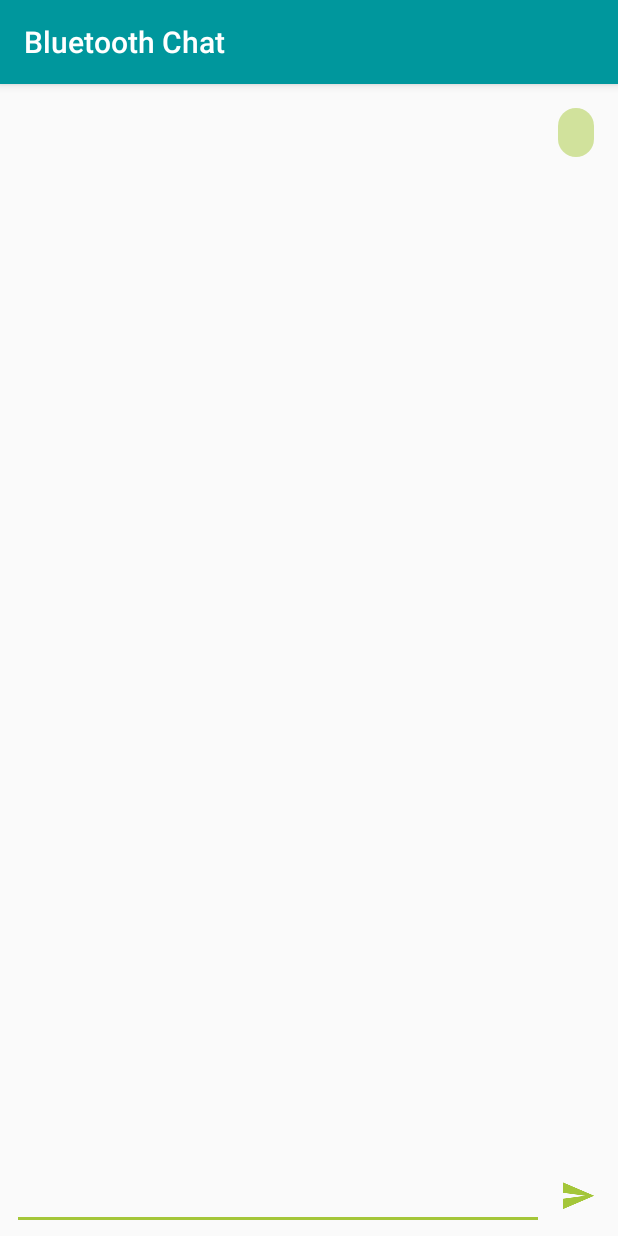
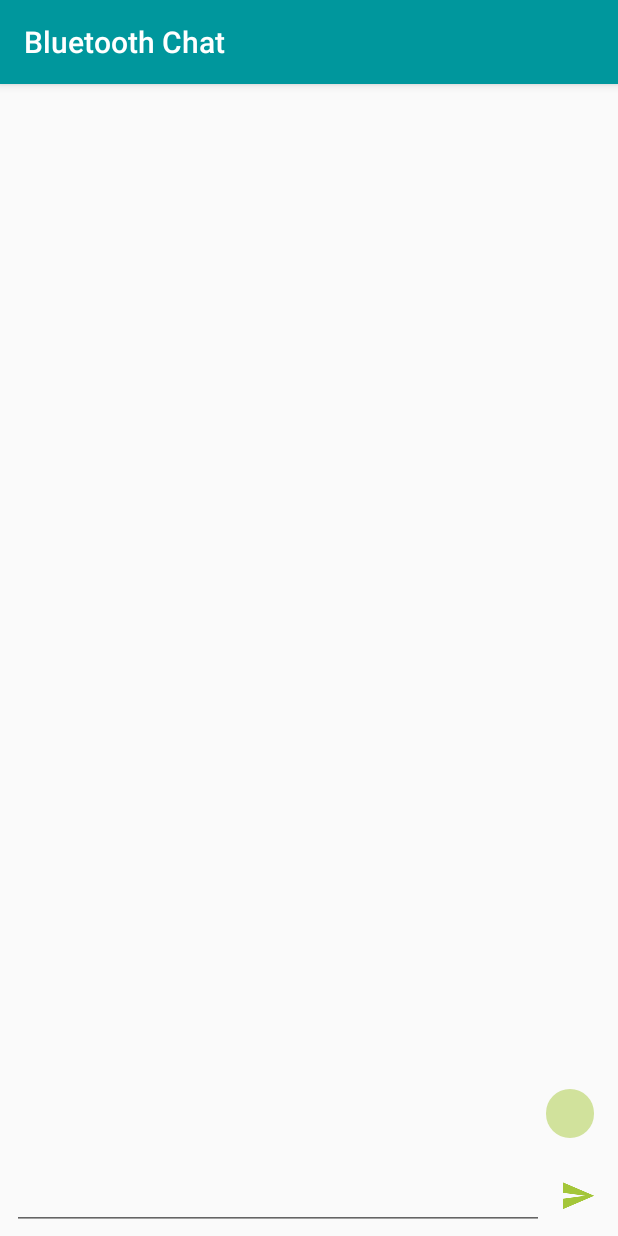
Before and after one commit to lucazanrosso/BluetoothChat, an Android app: the ChatActivity screen opened directly, with no data from a screen before it, after a tap on "Send Button", on a phone screen of 412 x 824 dp. Run offline under Robolectric (Android 15) with nearby library versions, the light colour scheme and no system bars; 1 statement that could not run was skipped.

Commit message:
Rebuild completely ChatActivity using RecyclerView and ConstraintLayout

```diff
--- a/app/build.gradle
+++ b/app/build.gradle
@@ -25,7 +25,8 @@ dependencies {
         exclude group: 'com.android.support', module: 'support-annotations'
     })
     compile 'com.android.support:appcompat-v7:26.1.0'
-    compile 'com.android.support.constraint:constraint-layout:1.1.0-beta3'
+    compile 'com.android.support:recyclerview-v7:26.1.0'
+    compile 'com.android.support.constraint:constraint-layout:1.1.0-beta5'
     testCompile 'junit:junit:4.12'
 }
 
--- a/app/src/main/AndroidManifest.xml
+++ b/app/src/main/AndroidManifest.xml
@@ -18,7 +18,8 @@
                 <category android:name="android.intent.category.LAUNCHER" />
             </intent-filter>
         </activity>
-        <activity android:name=".ChatActivity">
+        <activity android:name=".ChatActivity"
+            android:windowSoftInputMode="adjustPan">
             <!-- The meta-data tag is required if you support API level 15 and lower -->
             <meta-data
                 android:name="android.support.PARENT_ACTIVITY"
--- a/app/src/main/java/com/lucazanrosso/bluetoothchat/ChatActivity.java
+++ b/app/src/main/java/com/lucazanrosso/bluetoothchat/ChatActivity.java
@@ -1,46 +1,71 @@
 package com.lucazanrosso.bluetoothchat;
 
 import java.io.IOException;
+import java.util.ArrayList;
 
 import android.support.v7.app.AppCompatActivity;
 import android.os.Bundle;
 import android.os.Handler;
+import android.support.v7.widget.LinearLayoutManager;
+import android.support.v7.widget.RecyclerView;
 import android.view.View;
 import android.widget.EditText;
 import android.widget.LinearLayout;
 import android.widget.ScrollView;
 import android.widget.TextView;
+import android.widget.Toast;
 
 public class ChatActivity extends AppCompatActivity {
 
     public final int MESSAGE_READ = 1;
 
     LinearLayout conversationLayout;
+    ScrollView scrollview;
+
+    ArrayList<Message> chat = new ArrayList<>();
+    private RecyclerView mRecyclerView;
+    private RecyclerView.Adapter mAdapter;
+    private RecyclerView.LayoutManager mLayoutManager;
 
     @Override
     public void onCreate(Bundle savedInstanceState) {
         super.onCreate(savedInstanceState);
 
         setContentView(R.layout.activity_chat);
+//        scrollview = findViewById(R.id.scrollview);
 
-        conversationLayout = (LinearLayout) findViewById(R.id.layout_conversation);
+        mRecyclerView = findViewById(R.id.my_recycler_view);
+        mRecyclerView.setHasFixedSize(true);
+        mLayoutManager = new LinearLayoutManager(this);
+        mRecyclerView.setLayoutManager(mLayoutManager);
+        mAdapter = new ChatAdapter(chat);
+        mRecyclerView.setAdapter(mAdapter);
+
+//        conversationLayout = findViewById(R.id.layout_conversation);
         MainActivity.mHandler = new Handler() {
             public void handleMessage(android.os.Message msg) {
                 switch (msg.what) {
                     case MESSAGE_READ:
                         byte[] readBuf = (byte[]) msg.obj;
                         String readString = new String(readBuf, 0, msg.arg1);
-                        View inflatedLayout = getLayoutInflater().inflate(R.layout.text_view_received,conversationLayout, false);
-                        TextView textView = (TextView) inflatedLayout.findViewById(R.id.textview_receive);
-                        textView.setText(readString);
-                        conversationLayout.addView(inflatedLayout);
-                        final ScrollView scrollview = ((ScrollView) findViewById(R.id.scrollview));
-                        scrollview.post(new Runnable() {
-                            @Override
-                            public void run() {
-                                scrollview.fullScroll(ScrollView.FOCUS_DOWN);
-                            }
-                        });
+//                        View inflatedLayout = getLayoutInflater().inflate(R.layout.text_view_received,conversationLayout, false);
+//                        TextView textView = inflatedLayout.findViewById(R.id.textview_received);
+//                        textView.setText(readString);
+//                        conversationLayout.addView(inflatedLayout);
+//
+//                        scrollview.post(new Runnable() {
+//                            @Override
+//                            public void run() {
+//                                scrollview.fullScroll(ScrollView.FOCUS_DOWN);
+//                            }
+//                        });
+
+                        Toast.makeText(getApplicationContext(), readString, Toast.LENGTH_SHORT).show();
+                        chat.add(new Message(readString, 1));
+//                        mAdapter.notifyItemInserted(chat.size() - 1);
+                        mAdapter.notifyDataSetChanged();
+                        mRecyclerView.scrollToPosition(chat.size() - 1);
+
                         break;
                 }
             }
@@ -48,21 +73,42 @@ public class ChatActivity extends AppCompatActivity {
     }
 
     public void sendMessage(View view) {
-        EditText editText = (EditText) findViewById(R.id.text_edit);
+        EditText editText = findViewById(R.id.text_edit);
         String message = editText.getText().toString();
         MainActivity.mConnectedThread.write(message);
         editText.setText(null);
-        View inflatedLayout = getLayoutInflater().inflate(R.layout.text_view_sent, conversationLayout, false);
-        TextView textView = (TextView) inflatedLayout.findViewById(R.id.textview_send);
-        textView.setText(message);
-        conversationLayout.addView(inflatedLayout);
-        final ScrollView scrollview = ((ScrollView) findViewById(R.id.scrollview));
-        scrollview.post(new Runnable() {
-            @Override
-            public void run() {
-                scrollview.fullScroll(ScrollView.FOCUS_DOWN);
-            }
-        });
+//        View inflatedLayout = getLayoutInflater().inflate(R.layout.text_view_sent, conversationLayout, false);
+//        TextView textView = inflatedLayout.findViewById(R.id.textview_sent);
+//        textView.setText(message);
+//        conversationLayout.addView(inflatedLayout);
+//        final ScrollView scrollview = findViewById(R.id.scrollview);
+//        scrollview.post(new Runnable() {
+//            @Override
+//            public void run() {
+//                scrollview.fullScroll(ScrollView.FOCUS_DOWN);
+//            }
+//        });
+
+        chat.add(new Message(message, 0));
+//        mAdapter.notifyItemInserted(chat.size() - 1);
+        mAdapter.notifyDataSetChanged();
+        mRecyclerView.scrollToPosition(chat.size() - 1);
+
+    }
+
+    public void scrollDown(View view) {
+//        final Handler handler = new Handler();
+//        handler.postDelayed(new Runnable() {
+//            @Override
+//            public void run() {
+//                scrollview.post(new Runnable() {
+//                    @Override
+//                    public void run() {
+//                        scrollview.fullScroll(ScrollView.FOCUS_DOWN);
+//                    }
+//                });
+//            }
+//        }, 200);
     }
 
     @Override
@@ -77,4 +123,5 @@ public class ChatActivity extends AppCompatActivity {
             }
         }
     }
+
 }
--- /dev/null
+++ b/app/src/main/java/com/lucazanrosso/bluetoothchat/ChatAdapter.java
@@ -0,0 +1,70 @@
+package com.lucazanrosso.bluetoothchat;
+
+import android.support.v7.widget.RecyclerView;
+import android.view.LayoutInflater;
+import android.view.View;
+import android.view.ViewGroup;
+import android.widget.TextView;
+
+import java.util.ArrayList;
+
+public class ChatAdapter extends RecyclerView.Adapter<ChatAdapter.ViewHolder>{
+
+    private ArrayList<Message> chat;
+
+    // Provide a reference to the views for each data item
+    // Complex data items may need more than one view per item, and
+    // you provide access to all the views for a data item in a view holder
+    public static class ViewHolder extends RecyclerView.ViewHolder {
+        // each data item is just a string in this case
+        public View mView;
+        public ViewHolder(View v) {
+            super(v);
+            mView = v;
+        }
+    }
+
+    // Provide a suitable constructor (depends on the kind of dataset)
+    public ChatAdapter(ArrayList<Message> chat) {
+        this.chat = chat;
+    }
+
+    // Create new views (invoked by the layout manager)
+    @Override
+    public ChatAdapter.ViewHolder onCreateViewHolder(ViewGroup parent,
+                                                   int viewType) {
+        // create a new view
+        View v;
+        if (viewType == 0)
+            v = (View) LayoutInflater.from(parent.getContext())
+                    .inflate(R.layout.text_view_sent, parent, false);
+         else
+            v = (View) LayoutInflater.from(parent.getContext())
+                    .inflate(R.layout.text_view_received, parent, false);
+
+        // set the view's size, margins, paddings and layout parameters
+        ViewHolder vh = new ViewHolder(v);
+        return vh;
+    }
+
+    // Replace the contents of a view (invoked by the layout manager)
+    @Override
+    public void onBindViewHolder(ViewHolder holder, int position) {
+        // - get element from your dataset at this position
+        // - replace the contents of the view with that element
+        View mView= holder.mView;
+        TextView mTextView = mView.findViewById(R.id.textview);
+        mTextView.setText(chat.get(position).getMessage());
+    }
+
+    // Return the size of your dataset (invoked by the layout manager)
+    @Override
+    public int getItemCount() {
+        return chat.size();
+    }
+
+    @Override
+    public int getItemViewType(int position) {
+        return chat.get(position).getType();
+    }
+}
--- /dev/null
+++ b/app/src/main/java/com/lucazanrosso/bluetoothchat/Message.java
@@ -0,0 +1,22 @@
+package com.lucazanrosso.bluetoothchat;
+
+
+
+public class Message {
+
+    private String message;
+    private int type;
+
+    public Message (String message, int type) {
+        this.message = message;
+        this.type = type;
+    }
+
+    public String getMessage() {
+        return message;
+    }
+
+    public int getType() {
+        return type;
+    }
+}
--- a/app/src/main/res/layout/activity_chat.xml
+++ b/app/src/main/res/layout/activity_chat.xml
@@ -1,52 +1,69 @@
 <?xml version="1.0" encoding="utf-8"?>
-<RelativeLayout xmlns:android="http://schemas.android.com/apk/res/android"
-    android:layout_width="match_parent"
-    android:layout_height="wrap_content">
-    <ScrollView
-        android:id="@+id/scrollview"
+<android.support.constraint.ConstraintLayout xmlns:android="http://schemas.android.com/apk/res/android"
     android:layout_width="match_parent"
     android:layout_height="match_parent"
-        android:layout_above="@+id/layout_edit"
-        android:layout_alignParentTop="true"
-        android:layout_alignParentLeft="true"
-        android:layout_alignParentStart="true">
-        <LinearLayout
-            android:id="@+id/layout_conversation"
+    xmlns:app="http://schemas.android.com/apk/res-auto">
+    <!--<ScrollView-->
+        <!--android:id="@+id/scrollview"-->
+        <!--android:layout_width="match_parent"-->
+        <!--android:layout_height="match_parent"-->
+        <!--android:layout_above="@+id/layout_edit"-->
+        <!--android:layout_alignParentTop="true"-->
+        <!--android:layout_alignParentLeft="true"-->
+        <!--android:layout_alignParentStart="true">-->
+        <!--<LinearLayout-->
+            <!--android:id="@+id/layout_conversation"-->
+            <!--android:layout_width="match_parent"-->
+            <!--android:layout_height="wrap_content"-->
+            <!--android:orientation="vertical"-->
+            <!--android:paddingLeft="16dp"-->
+            <!--android:paddingStart="16dp"-->
+            <!--android:paddingRight="16dp"-->
+            <!--android:paddingEnd="16dp"-->
+            <!--android:paddingTop="16dp"-->
+            <!--android:paddingBottom="4dp">-->
+            <!--&lt;!&ndash;<TextView&ndash;&gt;-->
+            <!--&lt;!&ndash;style="@style/ReceiveText"&ndash;&gt;-->
+            <!--&lt;!&ndash;android:text="Hi, my name is Arduino"/>&ndash;&gt;-->
+            <!--&lt;!&ndash;<TextView&ndash;&gt;-->
+            <!--&lt;!&ndash;style="@style/SendText"&ndash;&gt;-->
+            <!--&lt;!&ndash;android:text="Nice to meet you, I'm Android"&ndash;&gt;-->
+            <!--&lt;!&ndash;android:layout_weight="1"/>&ndash;&gt;-->
+        <!--</LinearLayout>-->
+    <!--</ScrollView>-->
+    <android.support.v7.widget.RecyclerView
+        android:id="@+id/my_recycler_view"
+        android:scrollbars="none"
         android:layout_width="match_parent"
         android:layout_height="wrap_content"
-            android:orientation="vertical"
+        app:reverseLayout="true"
         android:paddingLeft="16dp"
         android:paddingStart="16dp"
         android:paddingRight="16dp"
         android:paddingEnd="16dp"
         android:paddingTop="16dp"
-            android:paddingBottom="4dp">
-            <!--<TextView-->
-            <!--style="@style/ReceiveText"-->
-            <!--android:text="Hi, my name is Arduino"/>-->
-            <!--<TextView-->
-            <!--style="@style/SendText"-->
-            <!--android:text="Nice to meet you, I'm Android"-->
-            <!--android:layout_weight="1"/>-->
-        </LinearLayout>
-    </ScrollView>
+        android:paddingBottom="4dp"
+        android:clipToPadding="false"
+        app:layout_constraintBottom_toTopOf="@id/layout_edit" />
+
+
     <LinearLayout
         android:id="@+id/layout_edit"
         android:layout_width="match_parent"
         android:layout_height="wrap_content"
         android:layout_alignParentBottom="true"
-        xmlns:android="http://schemas.android.com/apk/res/android"
         android:paddingLeft="8dp"
         android:paddingStart="8dp"
         android:paddingRight="4dp"
         android:paddingEnd="4dp"
-        android:paddingBottom="4dp">
+        android:paddingBottom="4dp"
+        app:layout_constraintBottom_toBottomOf="parent">
         <EditText
             android:id="@+id/text_edit"
             android:layout_weight="1"
             android:layout_width="wrap_content"
             android:layout_height="wrap_content"
-            android:inputType="textCapSentences"/>
+            android:inputType="textCapSentences" />
         <ImageButton
             android:id="@+id/button_send"
             android:layout_width="45dp"
@@ -58,4 +75,4 @@
             android:onClick="sendMessage"
             android:contentDescription="@string/image_button"/>
     </LinearLayout>
-</RelativeLayout>
+</android.support.constraint.ConstraintLayout>
--- a/app/src/main/res/layout/text_view_received.xml
+++ b/app/src/main/res/layout/text_view_received.xml
@@ -1,7 +1,21 @@
 <?xml version="1.0" encoding="utf-8"?>
-<LinearLayout xmlns:android="http://schemas.android.com/apk/res/android"
-    android:orientation="vertical" android:layout_width="match_parent"
-    android:layout_height="match_parent">
-    <TextView android:id="@+id/textview_receive"
-        style="@style/ReceiveText" />
-</LinearLayout>
+<android.support.constraint.ConstraintLayout xmlns:android="http://schemas.android.com/apk/res/android"
+    android:layout_width="match_parent"
+    android:layout_height="wrap_content"
+    android:paddingLeft="16dp"
+    android:paddingStart="16dp"
+    android:paddingRight="16dp"
+    android:paddingEnd="16dp"
+    android:paddingTop="4dp"
+    android:paddingBottom="16dp"
+    xmlns:app="http://schemas.android.com/apk/res-auto">
+    <TextView android:id="@+id/textview"
+        android:layout_width="wrap_content"
+        android:layout_height="wrap_content"
+        android:textColor="@color/colorSecondaryText"
+        android:textSize="18sp"
+        android:background="@drawable/message_receive"
+        android:layout_marginRight="64dp"
+        android:layout_marginEnd="64dp"
+        app:layout_constraintLeft_toLeftOf="parent"/>
+</android.support.constraint.ConstraintLayout>
--- a/app/src/main/res/layout/text_view_sent.xml
+++ b/app/src/main/res/layout/text_view_sent.xml
@@ -1,7 +1,20 @@
 <?xml version="1.0" encoding="utf-8"?>
-<LinearLayout xmlns:android="http://schemas.android.com/apk/res/android"
-    android:orientation="vertical" android:layout_width="match_parent"
-    android:layout_height="match_parent">
-    <TextView android:id="@+id/textview_send"
-        style="@style/SendText" />
-</LinearLayout>
+<android.support.constraint.ConstraintLayout xmlns:android="http://schemas.android.com/apk/res/android"
+    android:layout_width="match_parent"
+    android:layout_height="wrap_content"
+    android:paddingBottom="12dp"
+    xmlns:app="http://schemas.android.com/apk/res-auto">
+    <TextView android:id="@+id/textview"
+        android:layout_width="wrap_content"
+        android:layout_height="wrap_content"
+        android:textColor="@color/colorSecondaryText"
+        android:textSize="18sp"
+        android:paddingLeft="16dp"
+        android:paddingStart="16dp"
+        android:paddingRight="16dp"
+        android:paddingEnd="16dp"
+        android:paddingTop="4dp"
+        android:paddingBottom="4dp"
+        android:background="@drawable/message_send"
+        app:layout_constraintRight_toRightOf="parent"/>
+</android.support.constraint.ConstraintLayout>
--- a/app/src/main/res/values/styles.xml
+++ b/app/src/main/res/values/styles.xml
@@ -7,32 +7,4 @@
         <item name="colorPrimaryDark">@color/colorPrimaryDark</item>
         <item name="colorAccent">@color/colorAccent</item>
     </style>
-    <style name="ReceiveText" parent="@android:style/TextAppearance">
-        <item name="android:layout_width">wrap_content</item>
-        <item name="android:layout_height">wrap_content</item>
-        <item name="android:background">@drawable/message_receive</item>
-        <item name="android:textSize">18sp</item>
-        <item name="android:textColor">@color/colorSecondaryText</item>
-        <item name="android:layout_marginRight">64dp</item>
-        <item name="android:layout_marginBottom">12dp</item>
-        <item name="android:paddingTop">4dp</item>
-        <item name="android:paddingBottom">4dp</item>
-        <item name="android:paddingLeft">12dp</item>
-        <item name="android:paddingRight">12dp</item>
-    </style>
-    <style name="SendText" parent="@android:style/TextAppearance">
-        <item name="android:layout_width">wrap_content</item>
-        <item name="android:layout_height">wrap_content</item>
-        <item name="android:background">@drawable/message_send</item>
-        <item name="android:textSize">18sp</item>
-        <item name="android:textColor">@color/colorSecondaryText</item>
-        <item name="android:layout_gravity">right</item>
-        <item name="android:gravity">right</item>
-        <item name="android:layout_marginLeft">64dp</item>
-        <item name="android:layout_marginBottom">12dp</item>
-        <item name="android:paddingTop">4dp</item>
-        <item name="android:paddingBottom">4dp</item>
-        <item name="android:paddingLeft">12dp</item>
-        <item name="android:paddingRight">12dp</item>
-    </style>
 </resources>
```
Lines whose indentation alone changed are shown as unchanged.
